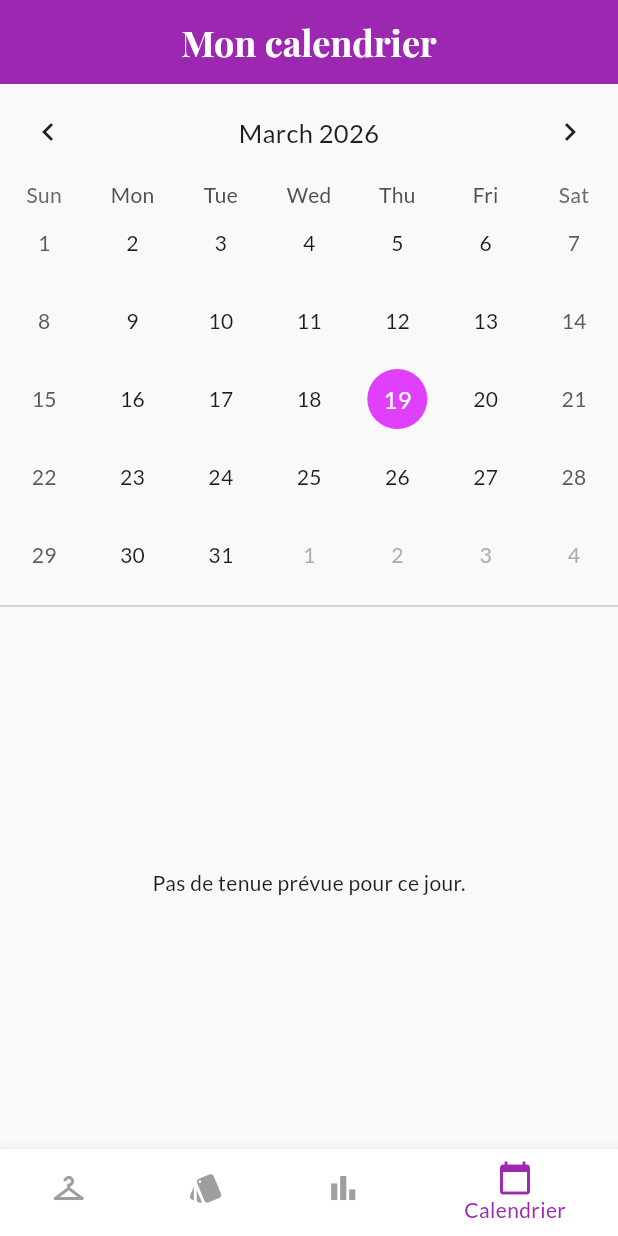
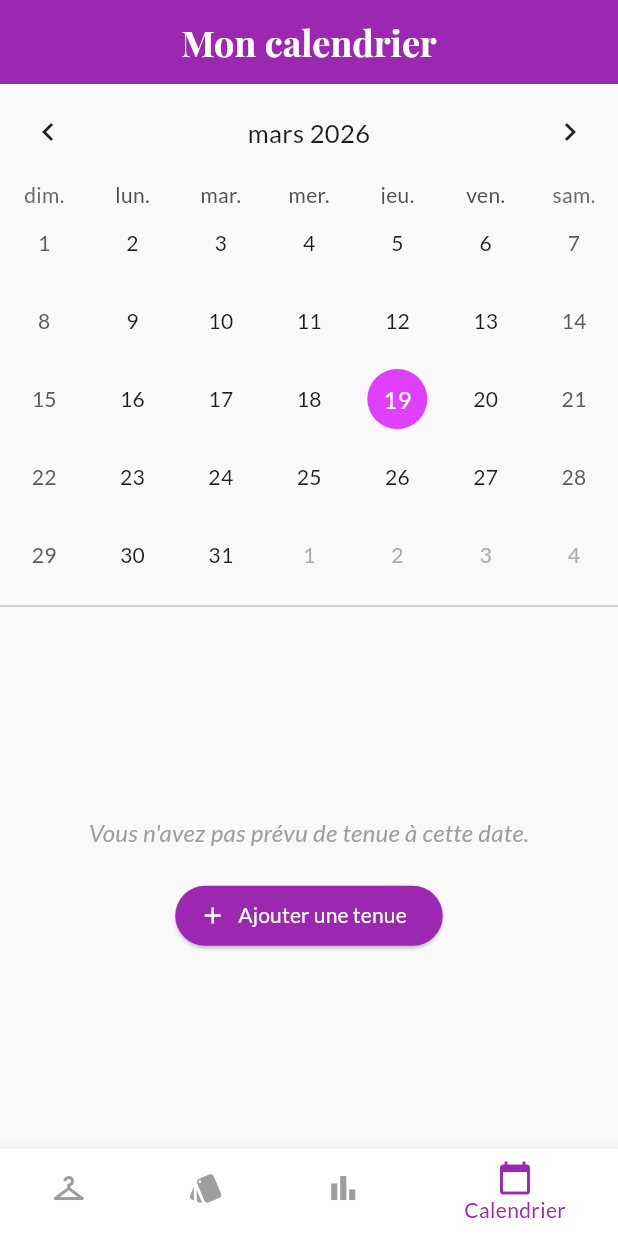
Before and after one commit to sisoubou/Projet-perso---Closet-Buddy, a Flutter app: the screen it shows once a user with an empty profile is signed in, item 4 of the bottom bar chosen, on a phone screen of 412 x 824 dp. Run offline on Flutter 3.47's test engine with Material 3 defaults, Android fonts, the phone set to English and light mode, and no system bars; drawn by our look-alikes of table_calendar; our stand-ins replace cloud_firestore, firebase_auth, firebase_core, firebase_storage, fl_chart, geolocator and 2 more; missing offline and left inert: firebase_app_check; accounts and stored records are empty; network calls fail.

Commit message:
Possibilité d'ajouter une tenue

```diff
--- a/lib/screens/calendar_screen.dart
+++ b/lib/screens/calendar_screen.dart
@@ -1,10 +1,15 @@
 import 'package:flutter/material.dart';
 import 'package:table_calendar/table_calendar.dart';
+import 'package:cloud_firestore/cloud_firestore.dart';
+import 'outfit_creator_screen.dart';
 import '../services/firestore_service.dart';
 import '../models/calendar.dart';
+import '../models/outfit.dart';
+import '../models/user.dart';
 
 class CalendarScreen extends StatefulWidget {
-  const CalendarScreen({super.key});
+  final User user;
+  const CalendarScreen({super.key, required this.user});
 
   @override
   State<CalendarScreen> createState() => _CalendarScreenState();
@@ -50,6 +55,7 @@ class _CalendarScreenState extends State<CalendarScreen> {
                 firstDay: DateTime.utc(2024, 1, 1),
                 lastDay: DateTime.utc(2030, 12, 31),
                 focusedDay: _focusedDay,
+                locale: 'fr_FR',
                 selectedDayPredicate: (day) => isSameDay(_selectedDay, day),
                 onDaySelected: (selectedDay, focusedDay) {
                   setState(() {
@@ -82,9 +88,37 @@ class _CalendarScreenState extends State<CalendarScreen> {
   }
 
   Widget _buildEventList(List<Calendar> dayEvents) {
+    final now = DateTime.now();
+    final today = DateTime(now.year, now.month, now.day);
+    final selected = _normalizeDate(_selectedDay ?? _focusedDay);
+
     if (dayEvents.isEmpty) {
-      return const Center(child: Text("Pas de tenue prévue pour ce jour."));
+      return Center(
+        child: Column(
+          mainAxisAlignment: MainAxisAlignment.center,
+          children: [
+            Padding(
+              padding: const EdgeInsets.symmetric(horizontal: 20.0),
+              child: Text(
+                selected.isBefore(today)
+                    ? "Vous n'avez pas rentré de tenue à cette date."
+                    : "Vous n'avez pas prévu de tenue à cette date.",
+                textAlign: TextAlign.center,
+                style: const TextStyle(fontSize: 16, color: Colors.grey, fontStyle: FontStyle.italic),
+              ),
+            ),
+            const SizedBox(height: 20),
+            ElevatedButton.icon(
+              onPressed: () => _showAddOptions(context, selected),
+              icon: const Icon(Icons.add),
+              label: const Text("Ajouter une tenue"),
+              style: ElevatedButton.styleFrom(backgroundColor: Colors.purple, foregroundColor: Colors.white),
+            ),
+          ],
+        ),
+      );
     }
+
     return ListView.builder(
       itemCount: dayEvents.length,
       itemBuilder: (context, index) {
@@ -101,4 +135,87 @@ class _CalendarScreenState extends State<CalendarScreen> {
       },
     );
   }
+
+  void _showAddOptions(BuildContext context, DateTime date) {
+    showModalBottomSheet(
+      context: context,
+      shape: const RoundedRectangleBorder(borderRadius: BorderRadius.vertical(top: Radius.circular(20))),
+      builder: (ctx) => Column(
+        mainAxisSize: MainAxisSize.min,
+        children: [
+          ListTile(
+            leading: const Icon(Icons.history, color: Colors.purple),
+            title: const Text("Choisir une tenue existante"),
+            onTap: () {
+              Navigator.pop(ctx);
+              _showExistingOutfitsPicker(context, date);
+            },
+          ),
+          ListTile(
+            leading: const Icon(Icons.add_circle_outline, color: Colors.purple),
+            title: const Text("Créer une nouvelle tenue"),
+            onTap: () {
+              Navigator.pop(ctx);
+              Navigator.push(context, MaterialPageRoute(builder: (_) => OutfitCreatorScreen(user: widget.user)));
+            },
+          ),
+        ],
+      ),
+    );
+  }
+
+  void _showExistingOutfitsPicker(BuildContext context, DateTime date) {
+    showModalBottomSheet(
+      context: context,
+      isScrollControlled: true,
+      shape: const RoundedRectangleBorder(borderRadius: BorderRadius.vertical(top: Radius.circular(20))),
+      builder: (ctx) => Container(
+        height: MediaQuery.of(context).size.height * 0.6,
+        padding: const EdgeInsets.only(top: 16),
+        child: Column(
+          children: [
+            const Text("Mes Tenues", style: TextStyle(fontSize: 18, fontWeight: FontWeight.bold)),
+            const Divider(),
+            Expanded(
+              child: StreamBuilder<QuerySnapshot>(
+                stream: FirebaseFirestore.instance
+                    .collection('outfits')
+                    .where('userId', isEqualTo: widget.user.id)
+                    .snapshots(),
+                builder: (context, snapshot) {
+                  if (!snapshot.hasData) return const Center(child: CircularProgressIndicator());
+                  final docs = snapshot.data!.docs;
+
+                  if (docs.isEmpty) return const Center(child: Text("Aucune tenue enregistrée"));
+
+                  return ListView.builder(
+                    itemCount: docs.length,
+                    itemBuilder: (context, i) {
+                      final outfit = Outfit.fromJson(docs[i].data());
+                      return ListTile(
+                        title: Text(outfit.name),
+                        subtitle: Text("${outfit.items.length} articles"),
+                        onTap: () async {
+                          final newEntry = Calendar(
+                            id: DateTime.now().millisecondsSinceEpoch.toString(),
+                            userId: widget.user.id,
+                            date: date,
+                            outfitId: outfit.id,
+                          );
+                          await FirebaseFirestore.instance.collection('calendar').doc(newEntry.id).set(newEntry.toJson());
+                          if (!mounted) return;
+                          Navigator.pop(ctx);
+                          ScaffoldMessenger.of(context).showSnackBar(const SnackBar(content: Text("Tenue ajoutée au calendrier !")));
+                        },
+                      );
+                    },
+                  );
+                },
+              ),
+            ),
+          ],
+        ),
+      ),
+    );
+  }
 }
--- a/lib/screens/home_screen.dart
+++ b/lib/screens/home_screen.dart
@@ -25,7 +25,7 @@ class _HomeScreenState extends State<HomeScreen> {
       WardrobeScreen(user: widget.user),
       OutfitScreen(user: widget.user),
       StatisticsScreen(),
-      CalendarScreen(),
+      CalendarScreen(user: widget.user),
     ];
   }
 
```
